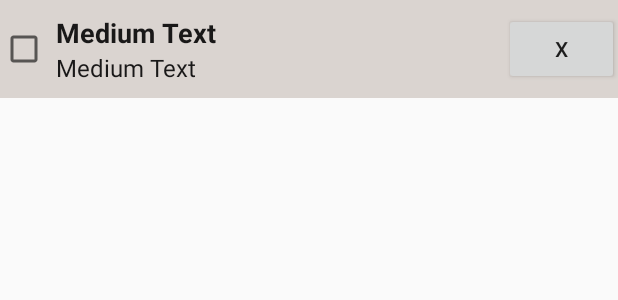
After one commit to rohullahalavi/Notes, an Android app: the layout adapter_note.xml on its own in the app's theme, with its tools: preview values and no code run, on a phone screen of 412 x 824 dp. The commit adds this screen. Shown: the top 300 px of the screen. Run offline under Robolectric (Android 15) with nearby library versions, the phone set to English and light mode, and no system bars.

Commit message:
ListView with custom adapter

```diff
--- a/app/src/main/AndroidManifest.xml
+++ b/app/src/main/AndroidManifest.xml
@@ -3,6 +3,7 @@
     package="com.app.rohullah.notes">
 
     <application
+        android:name=".G"
         android:allowBackup="true"
         android:icon="@mipmap/ic_launcher"
         android:label="@string/app_name"
--- /dev/null
+++ b/app/src/main/res/layout/adapter_note.xml
@@ -0,0 +1,59 @@
+<?xml version="1.0" encoding="utf-8"?>
+<RelativeLayout xmlns:android="http://schemas.android.com/apk/res/android"
+    xmlns:tools="http://schemas.android.com/tools"
+    android:layout_width="match_parent"
+    android:layout_height="match_parent"
+    tools:context="com.app.rohullah.notes.MainActivity">
+
+    <LinearLayout
+        android:orientation="horizontal"
+        android:layout_width="match_parent"
+        android:layout_height="65dp"
+        android:gravity="center_vertical"
+        android:background="#dad4d0"
+        android:id="@+id/linearLayout">
+
+        <CheckBox
+            android:layout_width="wrap_content"
+            android:layout_height="wrap_content"
+            android:id="@+id/checkBox"
+            android:checked="false" />
+
+        <LinearLayout
+            android:orientation="vertical"
+            android:layout_width="match_parent"
+            android:layout_height="wrap_content"
+            android:gravity="center_vertical"
+            android:layout_weight="0.9"
+            android:layout_marginLeft="5dp">
+
+            <TextView
+                android:layout_width="match_parent"
+                android:layout_height="wrap_content"
+                android:textAppearance="?android:attr/textAppearanceMedium"
+                android:text="Medium Text"
+                android:id="@+id/textView"
+                android:textStyle="bold"
+                android:textColor="#191818" />
+
+            <TextView
+                android:layout_width="match_parent"
+                android:layout_height="wrap_content"
+                android:textAppearance="?android:attr/textAppearanceMedium"
+                android:text="Medium Text"
+                android:id="@+id/textView2"
+                android:textColor="#191818"
+                android:textSize="16dp" />
+
+        </LinearLayout>
+
+        <Button
+            android:layout_width="wrap_content"
+            android:layout_height="wrap_content"
+            android:text="X"
+            android:id="@+id/button"
+            android:layout_weight="0.1" />
+
+    </LinearLayout>
+
+</RelativeLayout>
```
Also changed, not shown: app/src/main/java/com/app/rohullah/notes/AdapterNote.java (added, +40 -0 lines), app/src/main/java/com/app/rohullah/notes/G.java (added, +20 -0 lines), app/src/main/java/com/app/rohullah/notes/MainActivity.java (+13 -1 lines), app/src/main/java/com/app/rohullah/notes/StrucNote.java (added, +15 -0 lines), app/src/main/res/layout/form_main.xml (renamed from app/src/main/res/layout/activity_main.xml, +6 -2 lines).
